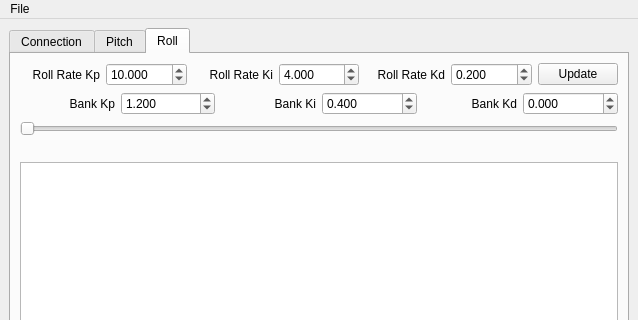
Qt form Display/MainWindow.ui (aguther/airbus-fbw-bench) before a commit; both pictures show x 0 to 638 and y 0 to 320 of the 638 by 878 pixel window.
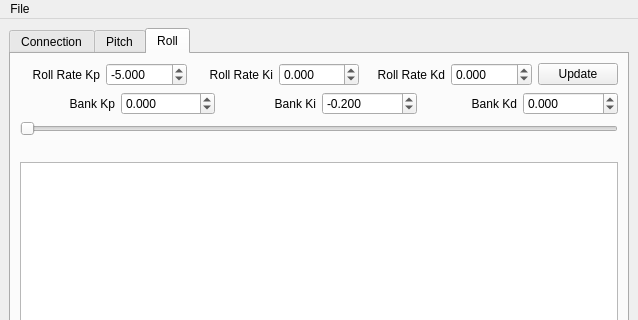
The same form after that commit. The open tabs and pages were chosen to show the change. Custom widgets are drawn as their Qt base class.

Diff of the .ui file:
```diff
--- a/Display/MainWindow.ui
+++ b/Display/MainWindow.ui
@@ -329,7 +329,7 @@
              <double>0.010000000000000</double>
             </property>
             <property name="value">
-             <double>10.000000000000000</double>
+             <double>-5.000000000000000</double>
             </property>
            </widget>
           </item>
@@ -355,7 +355,7 @@
              <double>0.010000000000000</double>
             </property>
             <property name="value">
-             <double>4.000000000000000</double>
+             <double>0.000000000000000</double>
             </property>
            </widget>
           </item>
@@ -381,7 +381,7 @@
              <double>0.010000000000000</double>
             </property>
             <property name="value">
-             <double>0.200000000000000</double>
+             <double>0.000000000000000</double>
             </property>
            </widget>
           </item>
@@ -418,7 +418,7 @@
              <double>0.010000000000000</double>
             </property>
             <property name="value">
-             <double>1.200000000000000</double>
+             <double>0.000000000000000</double>
             </property>
            </widget>
           </item>
@@ -444,7 +444,7 @@
              <double>0.010000000000000</double>
             </property>
             <property name="value">
-             <double>0.400000000000000</double>
+             <double>-0.200000000000000</double>
             </property>
            </widget>
           </item>
```
